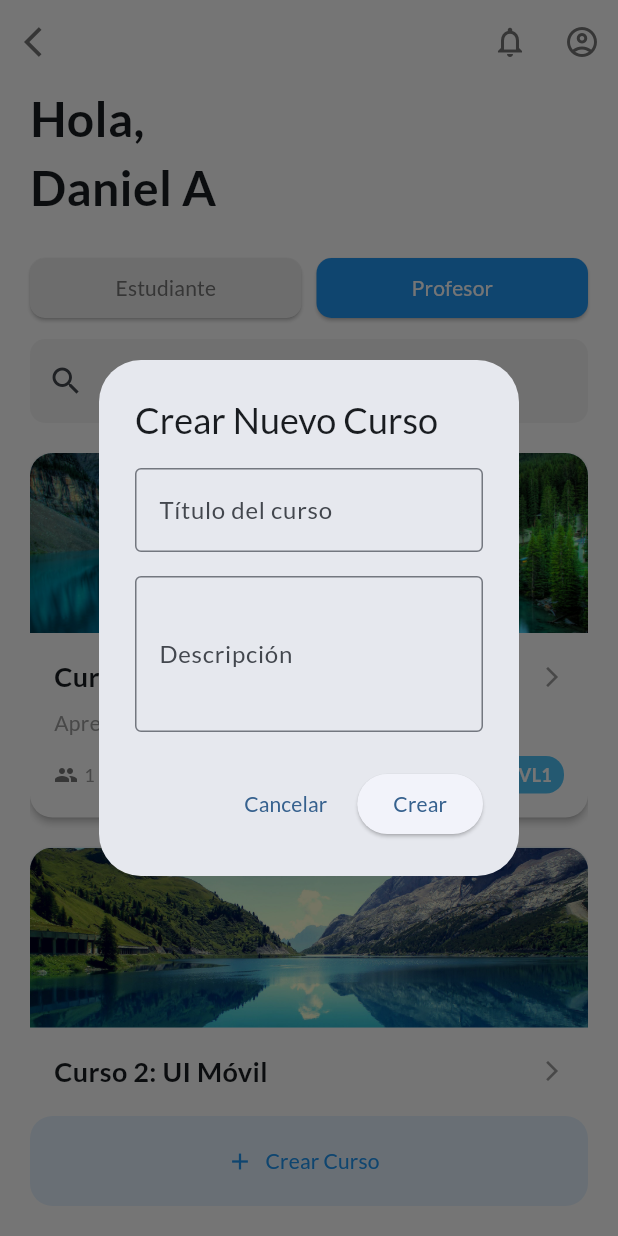
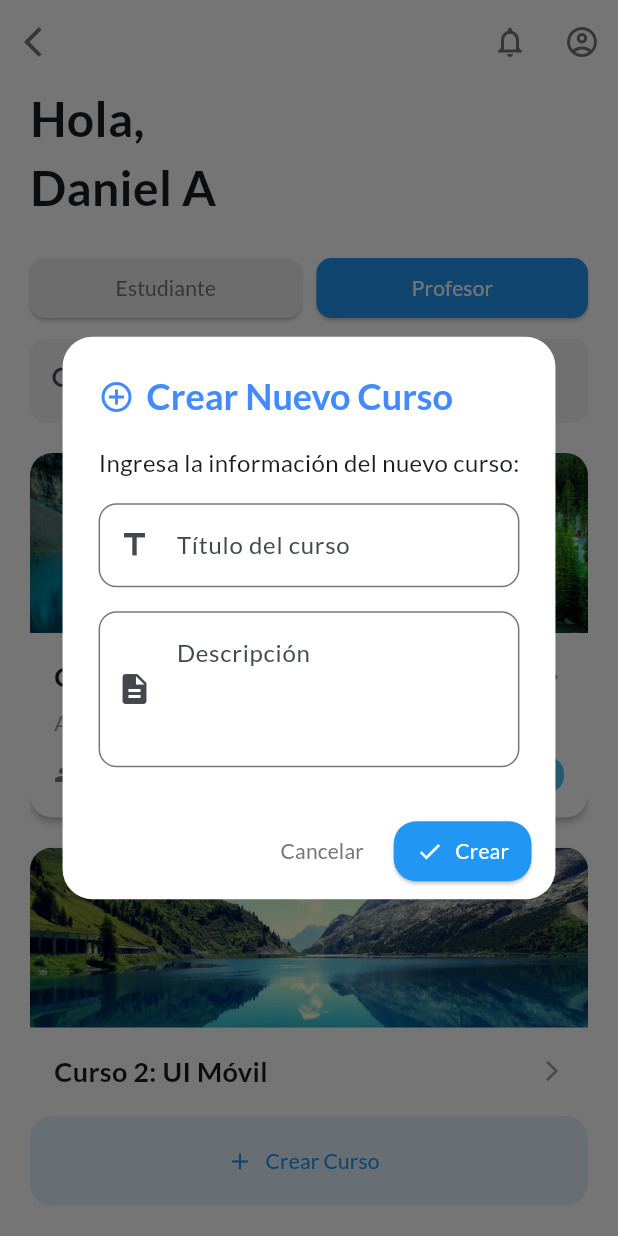
Before and after one commit to yzhuye/Vally, a Flutter app: the screen it shows after launch, scrolled down 576 dp, after a tap on "Profesor", after a tap on "Crear Curso", on a phone screen of 412 x 824 dp. Run offline on Flutter 3.47's test engine with Material 3 defaults, Android fonts, the phone set to English and light mode, and no system bars; our stand-ins replace get, google_fonts.

Commit message:
feat: Update README and improve course management UI with dialog enhancements

```diff
--- a/vally_app/lib/app/domain/repositories/course_repository_impl.dart
+++ b/vally_app/lib/app/domain/repositories/course_repository_impl.dart
@@ -115,8 +115,8 @@ class CourseRepositoryImpl implements CourseRepository {
   }
 
   // Funcionalidades adicionales para gestión de cursos
-  static List<Course> _allCourses = [];
-  static List<Course> _enrolledCourses = [];
+  static final List<Course> _allCourses = [];
+  static final List<Course> _enrolledCourses = [];
   static const String _currentStudentName = 'Estudiante Actual';
   static bool _isInitialized = false;
 
--- a/vally_app/lib/app/presentation/screens/home_screen.dart
+++ b/vally_app/lib/app/presentation/screens/home_screen.dart
@@ -2,6 +2,7 @@ import 'package:flutter/material.dart';
 import 'package:get/get.dart';
 import '../controllers/home_controller.dart';
 import '../widgets/course_card.dart';
+import '../widgets/dialogs/course_dialogs.dart';
 
 class HomeScreen extends StatelessWidget {
   const HomeScreen({super.key});
@@ -18,11 +19,13 @@ class HomeScreen extends StatelessWidget {
         leading: const Icon(Icons.arrow_back_ios, color: Color(0xFF757575)),
         actions: [
           IconButton(
-            icon: const Icon(Icons.notifications_none, color: Color(0xFF757575)),
+            icon:
+                const Icon(Icons.notifications_none, color: Color(0xFF757575)),
             onPressed: () {},
           ),
           IconButton(
-            icon: const Icon(Icons.account_circle_outlined, color: Color(0xFF757575)),
+            icon: const Icon(Icons.account_circle_outlined,
+                color: Color(0xFF757575)),
             onPressed: () {},
           ),
         ],
@@ -41,12 +44,15 @@ class HomeScreen extends StatelessWidget {
                   children: [
                     Expanded(
                       child: ElevatedButton(
-                        onPressed: () => controller.selectUserType('Estudiante'),
+                        onPressed: () =>
+                            controller.selectUserType('Estudiante'),
                         style: ElevatedButton.styleFrom(
-                          backgroundColor: controller.selectedUserType.value == 'Estudiante'
+                          backgroundColor:
+                              controller.selectedUserType.value == 'Estudiante'
                                   ? Colors.blue
                                   : Colors.grey[200],
-                          foregroundColor: controller.selectedUserType.value == 'Estudiante'
+                          foregroundColor:
+                              controller.selectedUserType.value == 'Estudiante'
                                   ? Colors.white
                                   : Color(0xFF757575),
                           shape: RoundedRectangleBorder(
@@ -62,10 +68,12 @@ class HomeScreen extends StatelessWidget {
                       child: ElevatedButton(
                         onPressed: () => controller.selectUserType('Profesor'),
                         style: ElevatedButton.styleFrom(
-                          backgroundColor: controller.selectedUserType.value == 'Profesor'
+                          backgroundColor:
+                              controller.selectedUserType.value == 'Profesor'
                                   ? Colors.blue
                                   : Colors.grey[200],
-                          foregroundColor: controller.selectedUserType.value == 'Profesor'
+                          foregroundColor:
+                              controller.selectedUserType.value == 'Profesor'
                                   ? Colors.white
                                   : Color(0xFF757575),
                           shape: RoundedRectangleBorder(
@@ -82,7 +90,7 @@ class HomeScreen extends StatelessWidget {
             TextField(
               onChanged: (value) => controller.updateSearchText(value),
               decoration: InputDecoration(
-                hintText: 'Buscar..',
+                hintText: 'Buscar...',
                 prefixIcon: const Icon(Icons.search),
                 border: OutlineInputBorder(
                   borderRadius: BorderRadius.circular(10),
@@ -126,25 +134,23 @@ class HomeScreen extends StatelessWidget {
             Obx(() => ElevatedButton.icon(
                   onPressed: () {
                     if (controller.selectedUserType.value == 'Profesor') {
-                  _showCreateCourseDialog(context, controller);
+                      CourseDialogs.showCreateCourse(context, controller);
                     } else {
-                  _showJoinCourseDialog(context, controller);
+                      CourseDialogs.showJoinCourse(context, controller);
                     }
                   },
                   icon: Icon(
                       controller.selectedUserType.value == 'Profesor'
                           ? Icons.add
                           : Icons.group_add,
-                color: Colors.blue
-              ),
+                      color: Colors.blue),
                   label: Text(
                       controller.selectedUserType.value == 'Profesor'
                           ? 'Crear Curso'
                           : 'Unirse a Curso',
-                style: const TextStyle(color: Colors.blue)
-              ),
+                      style: const TextStyle(color: Colors.blue)),
                   style: ElevatedButton.styleFrom(
-                backgroundColor: Colors.blue.withAlpha(30),
+                    backgroundColor: Colors.blue[50],
                     minimumSize: const Size(double.infinity, 60),
                     shape: RoundedRectangleBorder(
                       borderRadius: BorderRadius.circular(15),
@@ -159,109 +165,5 @@ class HomeScreen extends StatelessWidget {
     );
   }
 
-  void _showCreateCourseDialog(BuildContext context, HomeController controller) {
-    final titleController = TextEditingController();
-    final descriptionController = TextEditingController();
 
-    Get.dialog(
-      AlertDialog(
-        title: const Text('Crear Nuevo Curso'),
-        content: Column(
-          mainAxisSize: MainAxisSize.min,
-          children: [
-            TextField(
-              controller: titleController,
-              decoration: const InputDecoration(
-                labelText: 'Título del curso',
-                border: OutlineInputBorder(),
-              ),
-            ),
-            const SizedBox(height: 16),
-            TextField(
-              controller: descriptionController,
-              decoration: const InputDecoration(
-                labelText: 'Descripción',
-                border: OutlineInputBorder(),
-              ),
-              maxLines: 3,
-            ),
-          ],
-        ),
-        actions: [
-          TextButton(
-            onPressed: () => Get.back(),
-            child: const Text('Cancelar'),
-          ),
-          ElevatedButton(
-            onPressed: () {
-              if (titleController.text.isNotEmpty &&
-                  descriptionController.text.isNotEmpty) {
-                controller.createCourse(
-                  titleController.text,
-                  descriptionController.text,
-                );
-                Get.back();
-              } else {
-                Get.snackbar(
-                  'Error',
-                  'Por favor completa todos los campos',
-                  backgroundColor: Colors.red,
-                  colorText: Colors.white,
-                );
 }
-            },
-            child: const Text('Crear'),
-          ),
-        ],
-      ),
-    );
-  }
-
-  void _showJoinCourseDialog(BuildContext context, HomeController controller) {
-    final codeController = TextEditingController();
-
-    Get.dialog(
-      AlertDialog(
-        title: const Text('Unirse a Curso'),
-        content: Column(
-          mainAxisSize: MainAxisSize.min,
-          children: [
-            const Text('Ingresa el código de invitación del curso:'),
-            const SizedBox(height: 16),
-            TextField(
-              controller: codeController,
-              decoration: const InputDecoration(
-                labelText: 'Código de invitación',
-                border: OutlineInputBorder(),
-                hintText: 'Ej: ABC123',
-              ),
-              textCapitalization: TextCapitalization.characters,
-            ),
-          ],
-        ),
-        actions: [
-          TextButton(
-            onPressed: () => Get.back(),
-            child: const Text('Cancelar'),
-          ),
-          ElevatedButton(
-            onPressed: () {
-              if (codeController.text.isNotEmpty) {
-                controller.joinCourseWithCode(codeController.text.toUpperCase());
-                Get.back();
-              } else {
-                Get.snackbar(
-                  'Error',
-                  'Por favor ingresa un código de invitación',
-                  backgroundColor: Colors.red,
-                  colorText: Colors.white,
-                );
-              }
-            },
-            child: const Text('Unirse'),
-          ),
-        ],
-      ),
-    );
-  }
-}
--- /dev/null
+++ b/vally_app/lib/app/presentation/widgets/dialogs/course_dialogs.dart
@@ -0,0 +1,197 @@
+import 'package:flutter/material.dart';
+import 'package:get/get.dart';
+import '../../controllers/home_controller.dart';
+
+class CourseDialogs {
+  // Hacemos el constructor privado para que nadie pueda instanciar esta clase.
+  CourseDialogs._();
+
+  static void showCreateCourse(BuildContext context, HomeController controller) {
+    final titleController = TextEditingController();
+    final descriptionController = TextEditingController();
+
+    Get.dialog(
+      AlertDialog(
+        shape: RoundedRectangleBorder(
+          borderRadius: BorderRadius.circular(20),
+        ),
+        backgroundColor: Colors.white,
+        title: Row(
+          children: const [
+            Icon(Icons.add_circle_outline, color: Colors.blueAccent),
+            SizedBox(width: 8),
+            Text(
+              'Crear Nuevo Curso',
+              style: TextStyle(
+                fontWeight: FontWeight.bold,
+                color: Colors.blueAccent,
+              ),
+            ),
+          ],
+        ),
+        content: Column(
+          mainAxisSize: MainAxisSize.min,
+          children: [
+            const Text(
+              'Ingresa la información del nuevo curso:',
+              style: TextStyle(fontSize: 16),
+            ),
+            const SizedBox(height: 16),
+            TextField(
+              controller: titleController,
+              decoration: InputDecoration(
+                labelText: 'Título del curso',
+                prefixIcon: const Icon(Icons.title),
+                border: OutlineInputBorder(
+                  borderRadius: BorderRadius.circular(12),
+                ),
+              ),
+            ),
+            const SizedBox(height: 16),
+            TextField(
+              controller: descriptionController,
+              decoration: InputDecoration(
+                labelText: 'Descripción',
+                alignLabelWithHint: true,
+                prefixIcon: const Icon(Icons.description),
+                border: OutlineInputBorder(
+                  borderRadius: BorderRadius.circular(12),
+                ),
+              ),
+              maxLines: 3,
+            ),
+          ],
+        ),
+        actionsPadding: const EdgeInsets.symmetric(horizontal: 16, vertical: 8),
+        actions: [
+          TextButton(
+            onPressed: () => Get.back(),
+            child: const Text(
+              'Cancelar',
+              style: TextStyle(color: Color(0xFF757575)),
+            ),
+          ),
+          ElevatedButton.icon(
+            onPressed: () {
+              if (titleController.text.isNotEmpty &&
+                  descriptionController.text.isNotEmpty) {
+                controller.createCourse(
+                  titleController.text,
+                  descriptionController.text,
+                );
+                Get.back();
+              } else {
+                Get.snackbar(
+                  'Error',
+                  'Por favor completa todos los campos',
+                  backgroundColor: Colors.red,
+                  colorText: Colors.white,
+                  snackPosition: SnackPosition.BOTTOM,
+                  margin: const EdgeInsets.all(12),
+                  borderRadius: 12,
+                );
+              }
+            },
+            icon: const Icon(Icons.check),
+            label: const Text('Crear',),
+            style: ElevatedButton.styleFrom(
+              backgroundColor: Colors.blue,
+              foregroundColor: Colors.white,
+              shape: RoundedRectangleBorder(
+                borderRadius: BorderRadius.circular(15),
+              ),
+              padding: const EdgeInsets.symmetric(horizontal: 15, vertical: 10),
+            ),
+          ),
+        ],
+      ),
+    );
+  }
+
+  static void showJoinCourse(BuildContext context, HomeController controller) {
+    final codeController = TextEditingController();
+
+    Get.dialog(
+      AlertDialog(
+        shape: RoundedRectangleBorder(
+          borderRadius: BorderRadius.circular(20),
+        ),
+        backgroundColor: Colors.white,
+        title: Row(
+          children: const [
+            Icon(Icons.school, color: Colors.blueAccent),
+            SizedBox(width: 8),
+            Text(
+              'Unirse a Curso',
+              style: TextStyle(
+                fontWeight: FontWeight.bold,
+                color: Colors.blueAccent,
+              ),
+            ),
+          ],
+        ),
+        content: Column(
+          mainAxisSize: MainAxisSize.min,
+          children: [
+            const Text(
+              'Ingresa el código de invitación del curso:',
+              style: TextStyle(fontSize: 16),
+            ),
+            const SizedBox(height: 16),
+            TextField(
+              controller: codeController,
+              decoration: InputDecoration(
+                labelText: 'Código de invitación',
+                hintText: 'Ej: ABC123',
+                prefixIcon: const Icon(Icons.vpn_key),
+                border: OutlineInputBorder(
+                  borderRadius: BorderRadius.circular(12),
+                ),
+              ),
+              textCapitalization: TextCapitalization.characters,
+            ),
+          ],
+        ),
+        actionsPadding: const EdgeInsets.symmetric(horizontal: 16, vertical: 8),
+        actions: [
+          TextButton(
+            onPressed: () => Get.back(),
+            child: const Text(
+              'Cancelar',
+              style: TextStyle(color: Color(0xFF757575)),
+            ),
+          ),
+          ElevatedButton.icon(
+            onPressed: () {
+              if (codeController.text.isNotEmpty) {
+                controller
+                    .joinCourseWithCode(codeController.text.toUpperCase());
+                Get.back();
+              } else {
+                Get.snackbar(
+                  'Error',
+                  'Por favor ingresa un código de invitación',
+                  backgroundColor: Colors.red,
+                  colorText: Colors.white,
+                  snackPosition: SnackPosition.BOTTOM,
+                  margin: const EdgeInsets.all(12),
+                  borderRadius: 12,
+                );
+              }
+            },
+            icon: const Icon(Icons.check),
+            label: const Text('Unirse'),
+            style: ElevatedButton.styleFrom(
+              backgroundColor: Colors.blueAccent,
+              foregroundColor: Colors.white,
+              shape: RoundedRectangleBorder(
+                borderRadius: BorderRadius.circular(15),
+              ),
+              padding: const EdgeInsets.symmetric(horizontal: 15, vertical: 10),
+            ),
+          ),
+        ],
+      ),
+    );
+  }
+}
```
Also changed, not shown: vally_app/lib/app/presentation/screens/course_management_screen.dart (+5 -13 lines), 1 other file. Lines whose indentation alone changed are shown as unchanged.
